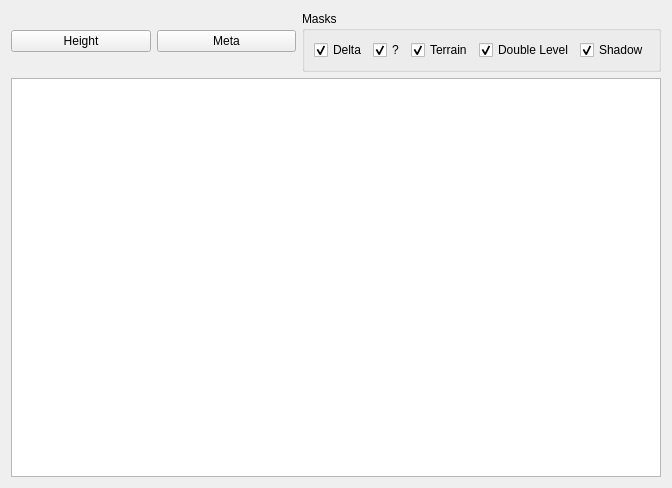
This is src/plugins/vmap/vmapviewer.ui in lpenguin/vangers-utils-qt as Qt 5 draws it before an edit. The edited form follows.
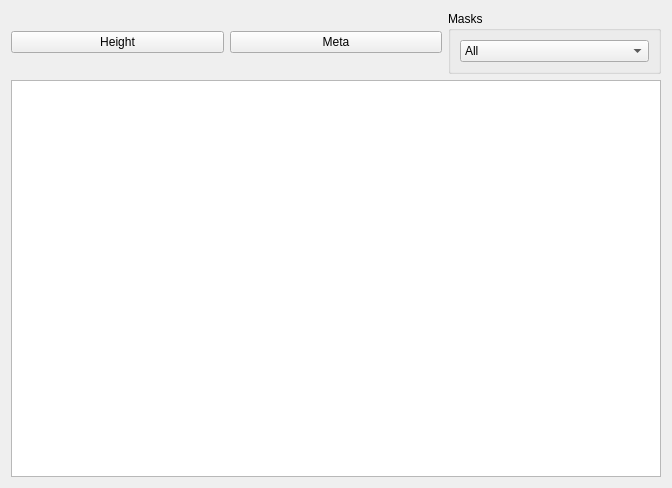
This is the edited form.

Patch:
```diff
--- a/src/plugins/vmap/vmapviewer.ui
+++ b/src/plugins/vmap/vmapviewer.ui
@@ -45,53 +45,37 @@
          </property>
          <layout class="QHBoxLayout" name="horizontalLayout_2">
           <item>
-           <widget class="QCheckBox" name="deltaCheckBox">
+           <widget class="QComboBox" name="maskCombo">
+            <item>
+             <property name="text">
+              <string>All</string>
+             </property>
+            </item>
+            <item>
             <property name="text">
              <string>Delta</string>
             </property>
-            <property name="checked">
-             <bool>true</bool>
-            </property>
-           </widget>
           </item>
           <item>
-           <widget class="QCheckBox" name="objShadowCheckBox">
             <property name="text">
-             <string>?</string>
-            </property>
-            <property name="checked">
-             <bool>true</bool>
-            </property>
-           </widget>
+              <string>ObjShadow</string>
+             </property>
           </item>
           <item>
-           <widget class="QCheckBox" name="terrainCheckBox">
             <property name="text">
-             <string>Terrain</string>
-            </property>
-            <property name="checked">
-             <bool>true</bool>
-            </property>
-           </widget>
+              <string>Material</string>
+             </property>
           </item>
           <item>
-           <widget class="QCheckBox" name="doubleLevelCheckBox">
             <property name="text">
              <string>Double Level</string>
             </property>
-            <property name="checked">
-             <bool>true</bool>
-            </property>
-           </widget>
           </item>
           <item>
-           <widget class="QCheckBox" name="shadowCheckBox">
             <property name="text">
-             <string>Shadow</string>
-            </property>
-            <property name="checked">
-             <bool>true</bool>
-            </property>
+              <string>Shadowed</string>
+             </property>
+            </item>
            </widget>
           </item>
          </layout>
```
Lines whose indentation alone changed are shown as unchanged.
